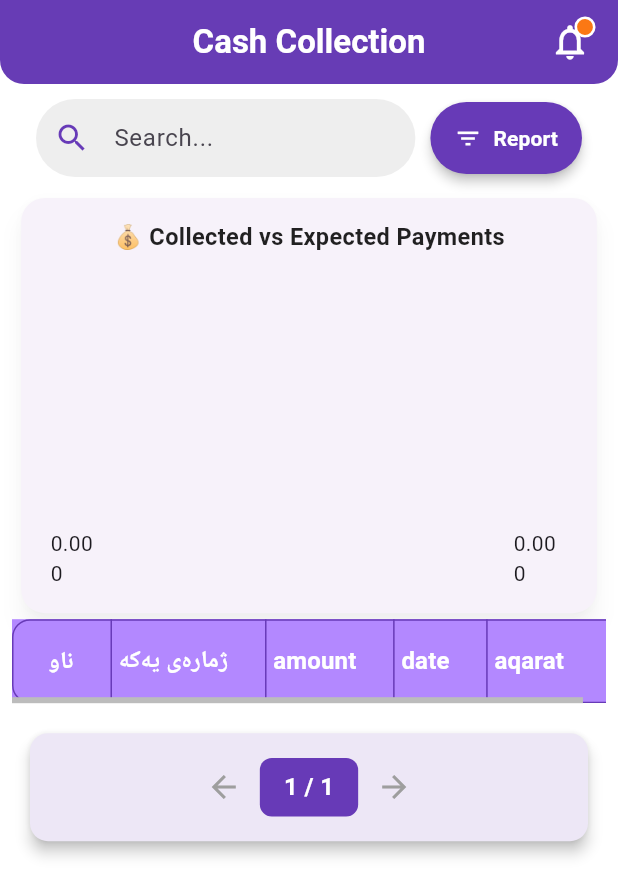
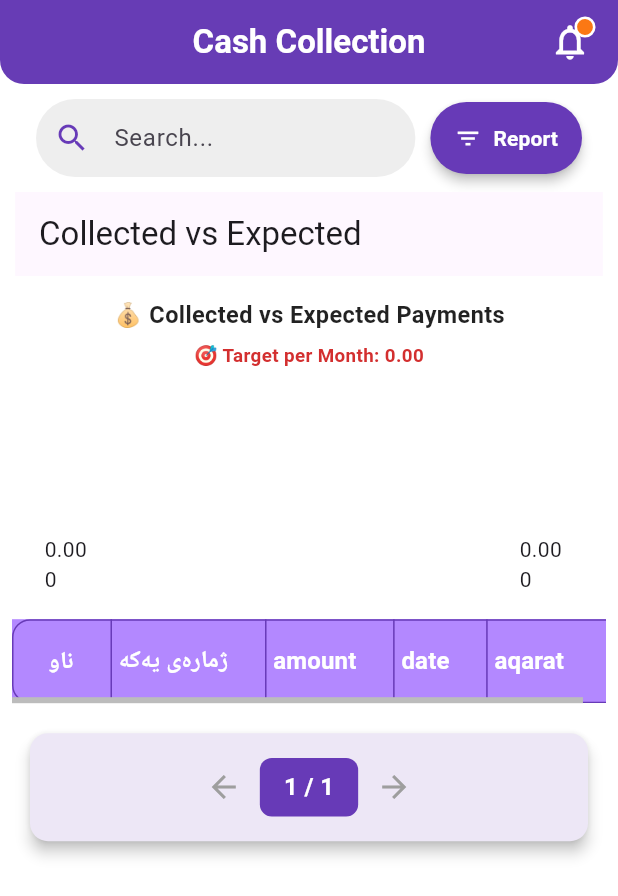
Before and after one commit to mohamedfalah3/cashnotify, a Flutter app: the screen it shows once a user with an empty profile is signed in, on a phone screen of 412 x 824 dp. Shown: the top 896 px of the screen. Run offline on Flutter 3.47's test engine with Material 3 defaults, Android fonts, the phone set to English and light mode, and no system bars; drawn by our look-alikes of fl_chart; our stand-ins replace cloud_firestore, firebase_auth, firebase_core, pdf, printing, sidebarx; accounts and stored records are empty.

Commit message:
fixing the chart data reading

```diff
--- a/lib/screens/payment_table.dart
+++ b/lib/screens/payment_table.dart
@@ -167,52 +167,53 @@ class _PaymentTableState extends State<PaymentTable>
     dateTimeProvider.totalItems = tableData.length;
     final paginatedData = dateTimeProvider.getPaginatedData(tableData);
 
-    Map<String, Map<String, double>> getCollectedVsExpected(
-        List<Place> places) {
+    Map<String, dynamic> getCollectedVsExpected(List<Place> places) {
       Map<String, double> collected = {};
-      Map<String, double> expected = {};
+      double expectedTotal = 0.0; // ✅ Store a single expected total
+
+      double parseAmount(dynamic value) {
+        if (value is num) return value.toDouble(); // Already a valid number
+        if (value is String) {
+          return double.tryParse(value.replaceAll(',', '').trim()) ??
+              0.0; // Remove commas & trim spaces
+        }
+        return 0.0;
+      }
 
       for (var place in places) {
         if (place.currentUser != null) {
           final payments = place.currentUser!['payments'] ?? {};
-          final expectedAmount =
-              double.tryParse(place.currentUser!['amount'].toString()) ?? 0.0;
+          expectedTotal += parseAmount(
+              place.currentUser!['amount']); // ✅ Sum all expected amounts
 
           for (var entry in payments.entries) {
             DateTime date = DateTime.tryParse(entry.key) ?? DateTime.now();
             String monthYear =
                 "${date.month}-${date.year}"; // Format as "1-2024"
 
-            double amount = double.tryParse(entry.value.toString()) ?? 0.0;
+            double amount = parseAmount(entry.value);
             collected[monthYear] = (collected[monthYear] ?? 0) + amount;
-          }
-
-          // Ensure expected amount is set only if there's a collected value
-          for (var monthYear in collected.keys) {
-            expected[monthYear] = expectedAmount;
           }
         }
       }
 
       // ✅ Remove months where collected amount is 0
       collected.removeWhere((key, value) => value == 0);
-      expected.removeWhere((key, value) =>
-          !collected.containsKey(key)); // Keep only relevant expected amounts
 
       // ✅ Sort months in ascending order
       final sortedCollected = Map.fromEntries(
           collected.entries.toList()..sort((a, b) => a.key.compareTo(b.key)));
-      final sortedExpected = Map.fromEntries(
-          expected.entries.toList()..sort((a, b) => a.key.compareTo(b.key)));
 
       return {
         'collected': sortedCollected,
-        'expected': sortedExpected,
+        'expectedTotal': expectedTotal, // ✅ Now it's a single total number
       };
     }
 
     final places = placesProvider.places ?? [];
-    final paymentsData = getCollectedVsExpected(places);
+    final result = getCollectedVsExpected(places);
+    Map<String, double> collectedPayments = result['collected'];
+    double expectedTotal = result['expectedTotal'];
 
     List<DataRow> buildRows(List<Map<String, dynamic>> data) {
       return data.map((row) {
@@ -267,6 +268,10 @@ class _PaymentTableState extends State<PaymentTable>
                   IconButton(
                     onPressed: () {
                       placesProvider.toggleDropdown(context);
+                      // getCollectedVsExpected(places);
+                      final result = getCollectedVsExpected(places);
+                      print("Collected: ${result['collected']}");
+                      print(expectedTotal);
                     },
                     icon: const Icon(Icons.notifications_outlined),
                     color: Colors.white,
@@ -346,10 +351,9 @@ class _PaymentTableState extends State<PaymentTable>
                               padding: EdgeInsets.symmetric(
                                   horizontal: isMobile ? 8 : 16),
                               child: CollectedVsExpectedChart(
-                                collectedPayments:
-                                    paymentsData['collected'] ?? {},
-                                expectedPayments:
-                                    paymentsData['expected'] ?? {},
+                                collectedPayments: collectedPayments,
+                                expectedTotal:
+                                    expectedTotal, // ✅ Pass single total value
                               ),
                             ),
 
--- a/lib/widgets/chart.dart
+++ b/lib/widgets/chart.dart
@@ -3,19 +3,18 @@ import 'package:flutter/material.dart';
 
 class CollectedVsExpectedChart extends StatelessWidget {
   final Map<String, double> collectedPayments;
-  final Map<String, double> expectedPayments;
+  final double expectedTotal; // ✅ Expected total amount
 
   const CollectedVsExpectedChart({
     Key? key,
     required this.collectedPayments,
-    required this.expectedPayments,
+    required this.expectedTotal,
   }) : super(key: key);
 
   @override
   Widget build(BuildContext context) {
     return LayoutBuilder(
       builder: (context, constraints) {
-        double chartHeight = constraints.maxHeight * 0.75;
         double textSize = (constraints.maxWidth / 25).clamp(10, 16);
         double barWidth = (constraints.maxWidth / 30).clamp(8, 18);
 
@@ -24,11 +23,13 @@ class CollectedVsExpectedChart extends StatelessWidget {
 
         for (int i = 0; i < months.length; i++) {
           double collected = collectedPayments[months[i]] ?? 0;
-          double expected = expectedPayments[months[i]] ?? 0;
-          bool reachedTarget = collected >= expected;
 
-          // Define colors
-          Color barColor = reachedTarget ? Colors.green : Colors.deepPurple;
+          // ✅ Check if this specific month reached the expected total
+          bool monthReachedTarget = collected >= expectedTotal;
+
+          // ✅ Set color per month
+          Color barColor =
+              monthReachedTarget ? Colors.green : Colors.deepPurple;
 
           // Add bars for collected amount
           barGroups.add(
@@ -38,25 +39,21 @@ class CollectedVsExpectedChart extends StatelessWidget {
                 BarChartRodData(
                   toY: collected,
                   width: barWidth,
-                  color: barColor,
                   borderRadius: BorderRadius.circular(6),
-                  gradient: reachedTarget
-                      ? LinearGradient(
-                          colors: [Colors.green, Colors.lightGreen])
-                      : LinearGradient(
-                          colors: [Colors.deepPurple, Colors.purpleAccent]),
+                  gradient: LinearGradient(
+                    colors: monthReachedTarget
+                        ? [Colors.green, Colors.lightGreen]
+                        : [Colors.deepPurple, Colors.purpleAccent],
+                  ),
                 ),
               ],
             ),
           );
         }
 
-        return Card(
-          elevation: 6,
-          shadowColor: Colors.black26,
-          shape:
-              RoundedRectangleBorder(borderRadius: BorderRadius.circular(16)),
-          child: Padding(
+        return Scaffold(
+          appBar: AppBar(title: const Text("Collected vs Expected")),
+          body: Padding(
             padding: EdgeInsets.symmetric(
               horizontal: constraints.maxWidth * 0.05,
               vertical: constraints.maxHeight * 0.05,
@@ -73,11 +70,10 @@ class CollectedVsExpectedChart extends StatelessWidget {
                   ),
                 ),
                 const SizedBox(height: 8),
-                if (expectedPayments.isNotEmpty)
                 Padding(
                   padding: const EdgeInsets.only(bottom: 8.0),
                   child: Text(
-                      "🎯 Target: ${expectedPayments.values.first.toStringAsFixed(2)}",
+                    "🎯 Target per Month: ${expectedTotal.toStringAsFixed(2)}",
                     style: TextStyle(
                       fontSize: textSize * 0.8,
                       fontWeight: FontWeight.bold,
```
Lines whose indentation alone changed are shown as unchanged.
